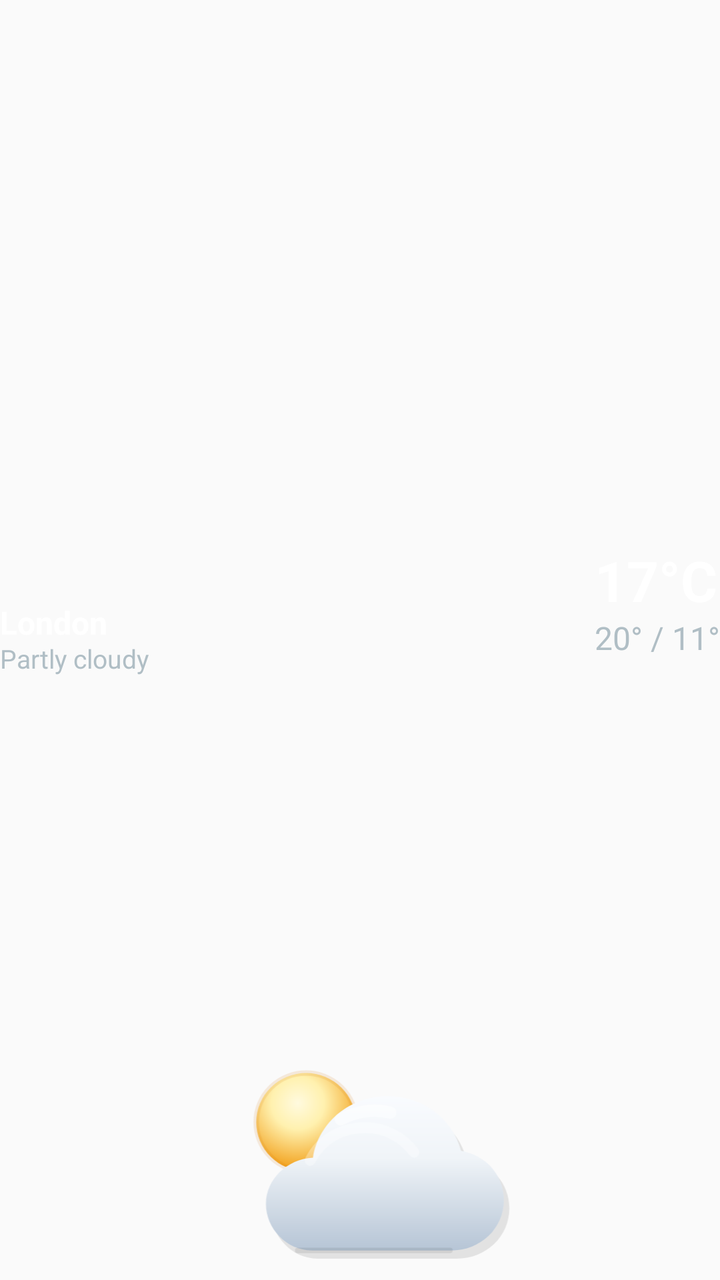
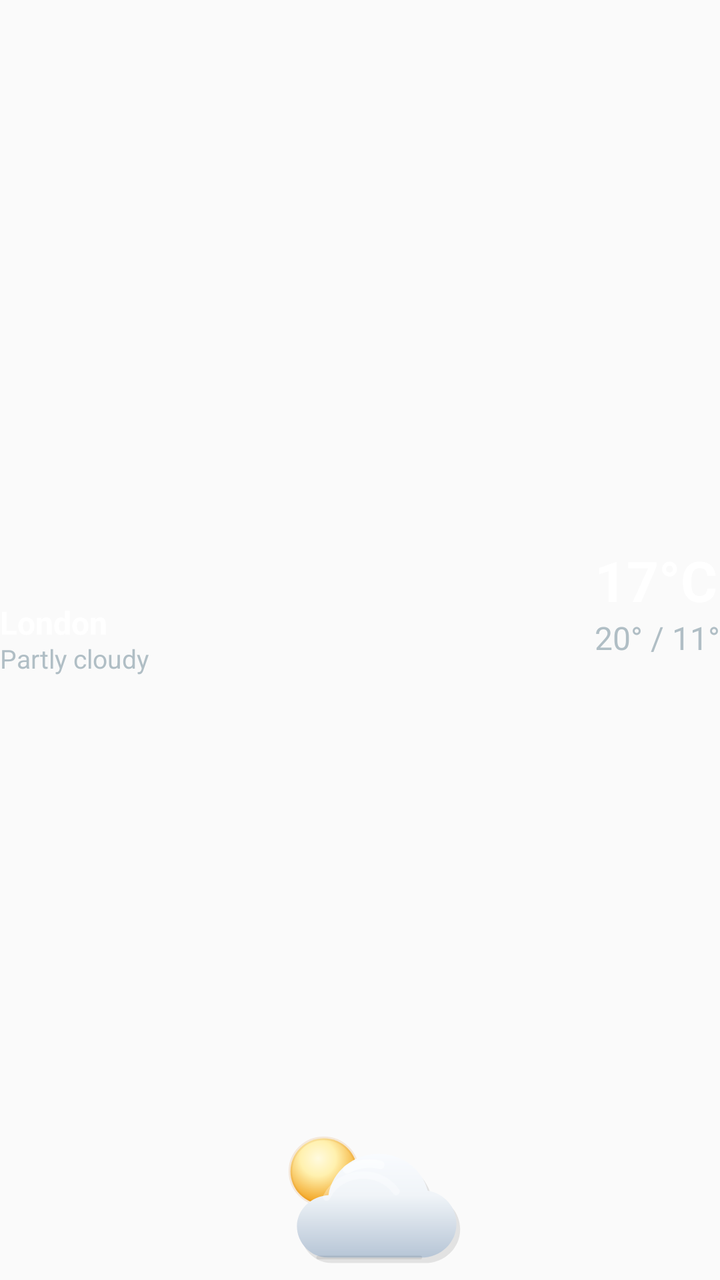

Two renders of the same Android screen: before a commit and after it. Below are the layout's source before the change and the commit's diff.
<!-- AndroidManifest.xml: application theme Theme.ClockWeatherWidget -->
<!-- res/layout/widget_weather_card_preview.xml -->
<?xml version="1.0" encoding="utf-8"?>
<FrameLayout xmlns:android="http://schemas.android.com/apk/res/android"
    xmlns:tools="http://schemas.android.com/tools"
    android:layout_width="match_parent"
    android:layout_height="wrap_content"
    android:minHeight="72dp"
    android:background="@android:color/transparent"
    android:clipChildren="false"
    android:clipToPadding="false"
    tools:ignore="HardcodedText">

    <ImageView
        android:layout_width="196dp"
        android:layout_height="126dp"
        android:layout_gravity="bottom|center_horizontal"
        android:paddingBottom="10dp"
        android:contentDescription="@null"
        android:scaleType="fitCenter"
        android:src="@drawable/ic_widget_weather_partly_cloudy_day" />

    
    <LinearLayout
        android:layout_width="wrap_content"
        android:layout_height="wrap_content"
        android:layout_gravity="start|center_vertical"
        android:orientation="vertical">

        <TextView
            android:layout_width="wrap_content"
            android:layout_height="wrap_content"
            android:ellipsize="end"
            android:includeFontPadding="false"
            android:maxWidth="132dp"
            android:maxLines="1"
            android:text="London"
            android:textColor="@color/widget_text_primary"
            android:textSize="16sp"
            android:textStyle="bold" />

        <TextView
            android:layout_width="wrap_content"
            android:layout_height="wrap_content"
            android:ellipsize="end"
            android:includeFontPadding="false"
            android:layout_marginTop="1dp"
            android:maxLines="1"
            android:text="Partly cloudy"
            android:textColor="@color/widget_text_secondary"
            android:textSize="13sp" />
    </LinearLayout>

    
    <LinearLayout
        android:layout_width="wrap_content"
        android:layout_height="wrap_content"
        android:layout_gravity="end|center_vertical"
        android:layout_marginBottom="18dp"
        android:orientation="vertical">

        <TextView
            android:layout_width="wrap_content"
            android:layout_height="wrap_content"
            android:gravity="end"
            android:includeFontPadding="false"
            android:text="17°C"
            android:textColor="@color/widget_text_primary"
            android:textSize="28sp"
            android:textStyle="bold" />

        <TextView
            android:layout_width="wrap_content"
            android:layout_height="wrap_content"
            android:layout_marginTop="2dp"
            android:gravity="end"
            android:includeFontPadding="false"
            android:text="20° / 11°"
            android:textColor="@color/widget_text_secondary"
            android:textSize="16sp" />
    </LinearLayout>
</FrameLayout>
<!-- resources referenced by this layout -->
<resources>
  <color name="widget_text_primary">#FFFFFF</color>
  <color name="widget_text_secondary">#B0BEC5</color>
  <!-- drawable ic_widget_weather_partly_cloudy_day: vector/xml drawable (drawable, 2734 chars, omitted) -->
  <style name="Theme.ClockWeatherWidget" parent="Theme.AppCompat.Light.NoActionBar">
          <item name="colorPrimary">@color/primary</item>
          <item name="android:statusBarColor">@color/primary</item>
      </style>
  <color name="primary">#1565C0</color>
</resources>

<!-- the commit's change to res/layout/widget_weather_card_preview.xml (unified diff, before → after) -->
@@ -10,10 +10,10 @@
     tools:ignore="HardcodedText">
 
     <ImageView
-        android:layout_width="196dp"
-        android:layout_height="126dp"
+        android:layout_width="130dp"
+        android:layout_height="86dp"
         android:layout_gravity="bottom|center_horizontal"
-        android:paddingBottom="10dp"
+        android:paddingBottom="8dp"
         android:contentDescription="@null"
         android:scaleType="fitCenter"
         android:src="@drawable/ic_widget_weather_partly_cloudy_day" />
